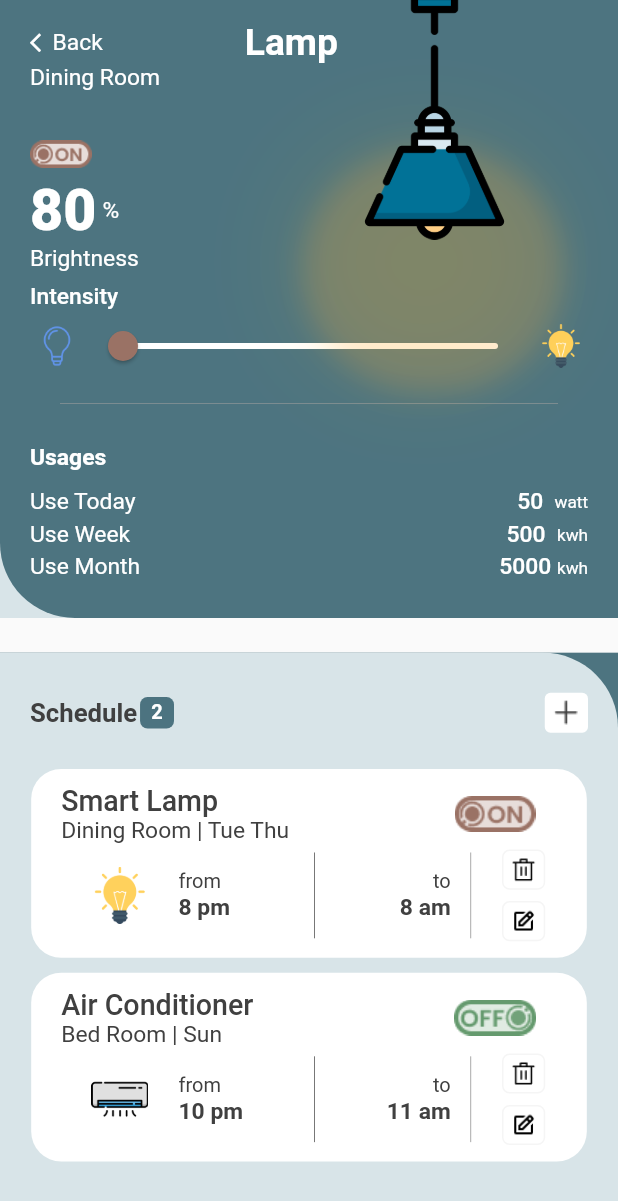
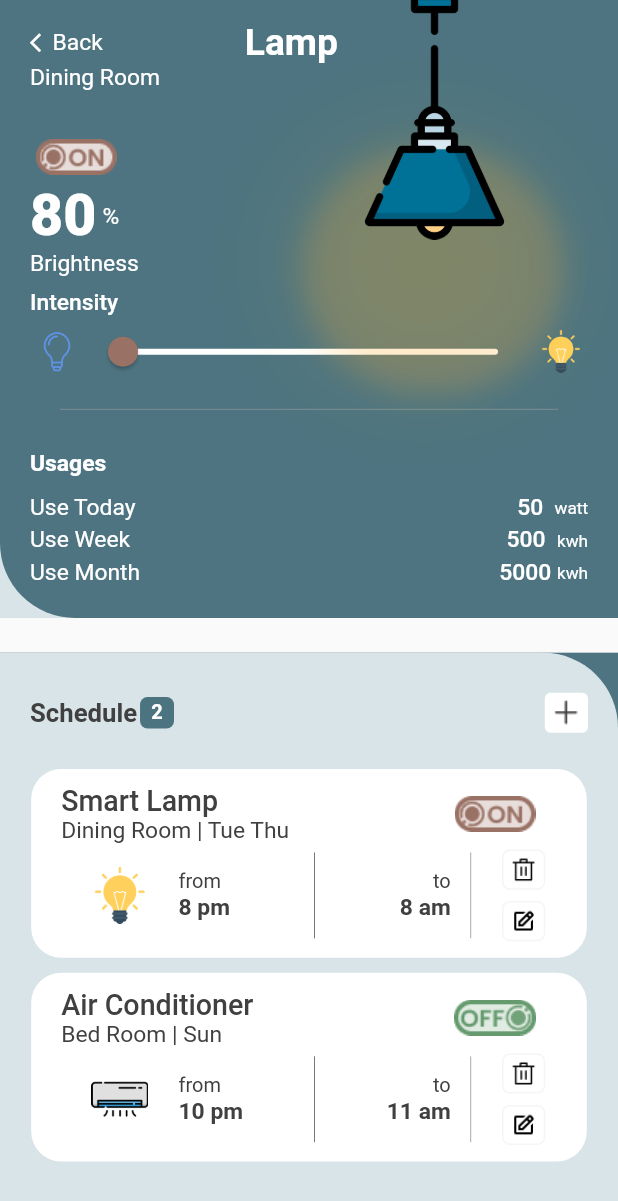
Before and after one commit to aasaif/SMART-HOME, a Flutter app: the DiningRoomPage screen opened directly, on a phone screen of 412 x 824 dp. Shown: the top 1201 px of the screen. Run offline on Flutter 3.47's test engine with Material 2 defaults, Android fonts, the phone set to English and light mode, and no system bars; our stand-ins replace dropdown_button2, fl_chart, flutter_screenutil, get, google_nav_bar.

Commit message:
routing complete

```diff
--- a/lib/pages/diningroom_page.dart
+++ b/lib/pages/diningroom_page.dart
@@ -11,20 +11,20 @@ class DiningRoomPage extends StatelessWidget {
   Widget build(BuildContext context) {
     return SafeArea(
       child: Scaffold(
-        body: Container(
+        body: SizedBox(
           width: MediaQuery.of(context).size.width,
           height: MediaQuery.of(context).size.height,
           child: Stack(
             children: [
               Container(
                 height: 1080.h,
-                decoration: BoxDecoration(
+                decoration: const BoxDecoration(
                   color: surface2,
                 ),
               ),
               Container(
                 height: 1080.h,
-                decoration: BoxDecoration(
+                decoration: const BoxDecoration(
                   color: Color(0xFF4D7480),
                   borderRadius: BorderRadius.only(
                     bottomLeft: Radius.circular(50),
@@ -32,7 +32,7 @@ class DiningRoomPage extends StatelessWidget {
                 ),
                 child: Stack(
                   children: [
-                    DiningroomContainer1(),
+                    const DiningroomContainer1(),
                     Positioned(
                       top: 100,
                       right: 45,
@@ -40,18 +40,17 @@ class DiningRoomPage extends StatelessWidget {
                         height: 400.h,
                         width: 400.w,
                         decoration: BoxDecoration(
-                          //color: Colors.amberAccent.withOpacity(0.15),
-                          borderRadius: BorderRadius.all(Radius.circular(100)),
+                          borderRadius: const BorderRadius.all(Radius.circular(100)),
                           boxShadow: [
                             BoxShadow(
                               color: Colors.orangeAccent.withOpacity(.2),
-                              offset: Offset(4.0, 4.0),
+                              offset: const Offset(4.0, 4.0),
                               blurRadius: 15.0,
                               spreadRadius: 5,
                             ),
                             BoxShadow(
                               color: Colors.amber.withOpacity(0.1),
-                              offset: Offset(-2.0, -2.0),
+                              offset: const Offset(-2.0, -2.0),
                               blurRadius: 55.0,
                               spreadRadius: 5,
                             ),
@@ -62,10 +61,9 @@ class DiningRoomPage extends StatelessWidget {
                     Positioned(
                       top: -18,
                       right: 40,
-                      child: Container(
+                      child: SizedBox(
                         height: 500.h,
                         width: 400.w,
-                        //color: Colors.red,
                         child: Image.asset(
                           "images/hanging-lamp.png",
                           height: 100.h,
@@ -79,7 +77,7 @@ class DiningRoomPage extends StatelessWidget {
                 alignment: Alignment.bottomCenter,
                 child: Container(
                   height: 1019.4.h,
-                  decoration: BoxDecoration(
+                  decoration: const BoxDecoration(
                     color: Color(0xFF4D7480),
                   ),
                 ),
@@ -88,7 +86,7 @@ class DiningRoomPage extends StatelessWidget {
                 alignment: Alignment.bottomCenter,
                 child: Container(
                   height: 1019.4.h,
-                  decoration: BoxDecoration(
+                  decoration: const BoxDecoration(
                     color: surface2,
                     borderRadius: BorderRadius.only(
                       topRight: Radius.circular(50),
@@ -115,7 +113,9 @@ class DiningRoomPage extends StatelessWidget {
                                   ),
                                 ),
                                 SizedBox(width: 5.h),
-                                Container(
+                                InkWell(
+                                  onTap: () {},
+                                  child: Container(
                                     height: 55.h,
                                     width: 55.w,
                                     decoration: BoxDecoration(
@@ -129,6 +129,7 @@ class DiningRoomPage extends StatelessWidget {
                                           fontSize: 35.sp,
                                           color: white,
                                           fontWeight: FontWeight.w600,
+                                        ),
                                       ),
                                     ),
                                   ),
@@ -155,7 +156,7 @@ class DiningRoomPage extends StatelessWidget {
                       SizedBox(height: 50.h),
 
                       //1st card
-                      FirstListTile(
+                      const FirstListTile(
                         deviceName: "Smart Lamp",
                         roomNameday: "Dining Room | Tue Thu",
                         offOnImage: 'icons/on.png',
@@ -163,7 +164,7 @@ class DiningRoomPage extends StatelessWidget {
                         startTime: "8 pm",
                         endTime: "8 am",
                       ),
-                      FirstListTile(
+                      const FirstListTile(
                         deviceName: "Air Conditioner",
                         roomNameday: "Bed Room | Sun",
                         offOnImage: 'icons/off.png',
--- a/lib/utils/diningroom_container1.dart
+++ b/lib/utils/diningroom_container1.dart
@@ -1,5 +1,6 @@
 import 'package:flutter/material.dart';
 import 'package:flutter_screenutil/flutter_screenutil.dart';
+import 'package:get/get.dart';
 import 'package:smart_home_applications/storage/color_storage.dart';
 import 'package:smart_home_applications/utils/slider.dart';
 
@@ -8,9 +9,7 @@ class DiningroomContainer1 extends StatelessWidget {
 
   @override
   Widget build(BuildContext context) {
-    return Container(
-      //color: Colors.amber,
-      child: Padding(
+    return Padding(
       padding: const EdgeInsets.only(left: 20.0, right: 20.0, top: 10.0, bottom: 10.0),
       child: Column(
         crossAxisAlignment: CrossAxisAlignment.start,
@@ -19,7 +18,9 @@ class DiningroomContainer1 extends StatelessWidget {
           SizedBox(height: 10.h),
           Row(
             children: [
-                Row(
+              InkWell(
+                onTap: () => Get.back(),
+                child: Row(
                   children: [
                     Icon(
                       Icons.arrow_back_ios,
@@ -35,6 +36,7 @@ class DiningroomContainer1 extends StatelessWidget {
                       ),
                     ),
                   ],
+                ),
               ),
               SizedBox(width: 230.w),
               Text(
@@ -62,8 +64,8 @@ class DiningroomContainer1 extends StatelessWidget {
           //IMAGE OFF-----------
           Image.asset(
             "icons/on.png",
-              height: 80.h,
-              width: 100.w,
+            height: 90.h,
+            width: 150.w,
           ),
 
           //TEXT------------
@@ -109,9 +111,7 @@ class DiningroomContainer1 extends StatelessWidget {
           ),
 
           //ROW------------
-            Container(
-              //color: Colors.amber,
-              child: Row(
+          Row(
             mainAxisAlignment: MainAxisAlignment.spaceEvenly,
             children: [
               Image.asset(
@@ -119,14 +119,13 @@ class DiningroomContainer1 extends StatelessWidget {
                 height: 90.h,
                 width: 70.w,
               ),
-                  CustomSlider(),
+              const CustomSlider(),
               Image.asset(
                 "images/bulb-1.png",
                 height: 90.h,
                 width: 70.w,
               ),
             ],
-              ),
           ),
           SizedBox(height: 37.h),
 
@@ -260,7 +259,6 @@ class DiningroomContainer1 extends StatelessWidget {
           ),
         ],
       ),
-      ),
     );
   }
 }
--- a/lib/utils/firstListTile.dart
+++ b/lib/utils/firstListTile.dart
@@ -24,10 +24,10 @@ class FirstListTile extends StatelessWidget {
     return Padding(
       padding: const EdgeInsets.only(left: 20.0, right: 20.0, top: 5.0, bottom: 5.0),
       child: Container(
-        padding: EdgeInsets.all(10),
+        padding: const EdgeInsets.all(10),
         height: 330.h,
         width: 900.w,
-        decoration: BoxDecoration(
+        decoration: const BoxDecoration(
           color: white,
           borderRadius: BorderRadius.all(Radius.circular(20)),
         ),
@@ -63,10 +63,13 @@ class FirstListTile extends StatelessWidget {
                   ),
 
                   //onoff image
-                  Image.asset(
+                  InkWell(
+                    onTap: () {},
+                    child: Image.asset(
                       offOnImage,
                       height: 80.h,
                       width: 200.w,
+                    ),
                   ),
                 ],
               ),
@@ -78,7 +81,7 @@ class FirstListTile extends StatelessWidget {
               child: Row(
                 children: [
                   //light image
-                  Container(
+                  SizedBox(
                     height: 100.h,
                     width: 190.w,
                     child: Image.asset(
@@ -87,7 +90,7 @@ class FirstListTile extends StatelessWidget {
                   ),
 
                   //text
-                  Container(
+                  SizedBox(
                     width: 115.w,
                     child: Column(
                       crossAxisAlignment: CrossAxisAlignment.start,
@@ -122,7 +125,7 @@ class FirstListTile extends StatelessWidget {
 
                   //text
                   SizedBox(width: 110.w),
-                  Container(
+                  SizedBox(
                     width: 110.w,
                     child: Column(
                       crossAxisAlignment: CrossAxisAlignment.end,
@@ -159,12 +162,14 @@ class FirstListTile extends StatelessWidget {
                   Column(
                     children: [
                       //delete icon
-                      Container(
+                      InkWell(
+                        onTap: () {},
+                        child: Container(
                           height: 70.h,
                           width: 70.w,
                           decoration: BoxDecoration(
                             border: Border.all(color: Colors.grey.shade100),
-                          borderRadius: BorderRadius.all(Radius.circular(5)),
+                            borderRadius: const BorderRadius.all(Radius.circular(5)),
                           ),
                           child: Padding(
                             padding: const EdgeInsets.all(4.0),
@@ -174,21 +179,25 @@ class FirstListTile extends StatelessWidget {
                             ),
                           ),
                         ),
+                      ),
                       SizedBox(height: 20.h),
 
                       //edit icon
-                      Container(
+                      InkWell(
+                        onTap: () {},
+                        child: Container(
                           height: 70.h,
                           width: 70.w,
                           decoration: BoxDecoration(
                             border: Border.all(color: Colors.grey.shade100),
-                          borderRadius: BorderRadius.all(Radius.circular(5)),
+                            borderRadius: const BorderRadius.all(Radius.circular(5)),
                           ),
                           child: Padding(
                             padding: const EdgeInsets.all(4.0),
                             child: Image.asset(
                               'icons/edit.png',
                               color: Colors.black,
+                            ),
                           ),
                         ),
                       ),
--- a/lib/utils/line_titles.dart
+++ b/lib/utils/line_titles.dart
@@ -1,5 +1,4 @@
 import 'package:fl_chart/fl_chart.dart';
-import 'package:flutter/material.dart';
 
 class LineTitles {
   static getTitleData() => const FlTitlesData(
--- a/lib/utils/usage_upper_part.dart
+++ b/lib/utils/usage_upper_part.dart
@@ -24,7 +24,9 @@ class UsageUpperPart extends StatelessWidget {
                   fontWeight: FontWeight.w600,
                 ),
               ),
-              Container(
+              InkWell(
+                onTap: () {},
+                child: Container(
                   height: 90.h,
                   width: 90.w,
                   decoration: BoxDecoration(
@@ -38,6 +40,7 @@ class UsageUpperPart extends StatelessWidget {
                     child: Image.asset(
                       'icons/filter.png',
                       color: textColor,
+                    ),
                   ),
                 ),
               ),
```
Also changed, not shown: lib/pages/home_page.dart (+28 -18 lines), lib/pages/powerusage_page.dart (+53 -21 lines), lib/pages/smarthome_page.dart (+6 -3 lines), lib/route/route.dart (deleted, +0 -34 lines), lib/utils/google_bottom_navbar.dart (+8 -8 lines), lib/utils/secondListTile.dart (+30 -13 lines), lib/pages/profile_page.dart (deleted). Lines whose indentation alone changed are shown as unchanged.
